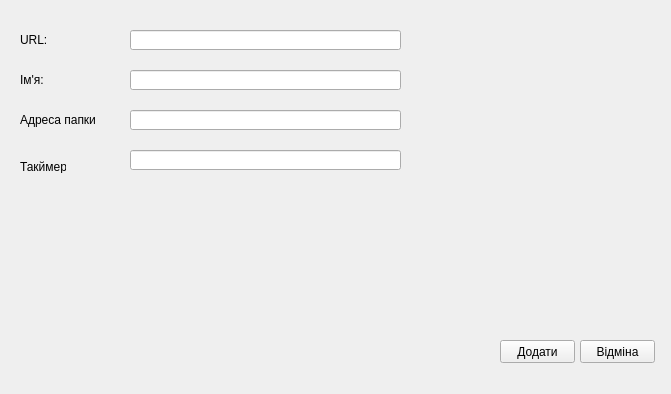
First picture: the form in form_add.ui, repository Bandera-Karatel/Project, before the edit.
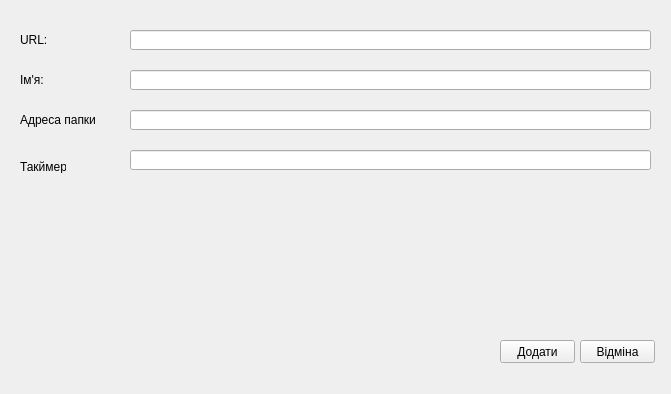
Second picture: the form after the edit.

Patch:
```diff
--- a/form_add.ui
+++ b/form_add.ui
@@ -18,7 +18,7 @@
     <rect>
      <x>130</x>
      <y>70</y>
-     <width>271</width>
+     <width>521</width>
      <height>20</height>
     </rect>
    </property>
@@ -80,7 +80,7 @@
     <rect>
      <x>130</x>
      <y>110</y>
-     <width>271</width>
+     <width>521</width>
      <height>20</height>
     </rect>
    </property>
@@ -90,7 +90,7 @@
     <rect>
      <x>130</x>
      <y>30</y>
-     <width>271</width>
+     <width>521</width>
      <height>20</height>
     </rect>
    </property>
@@ -100,7 +100,7 @@
     <rect>
      <x>130</x>
      <y>150</y>
-     <width>271</width>
+     <width>521</width>
      <height>20</height>
     </rect>
    </property>
```
